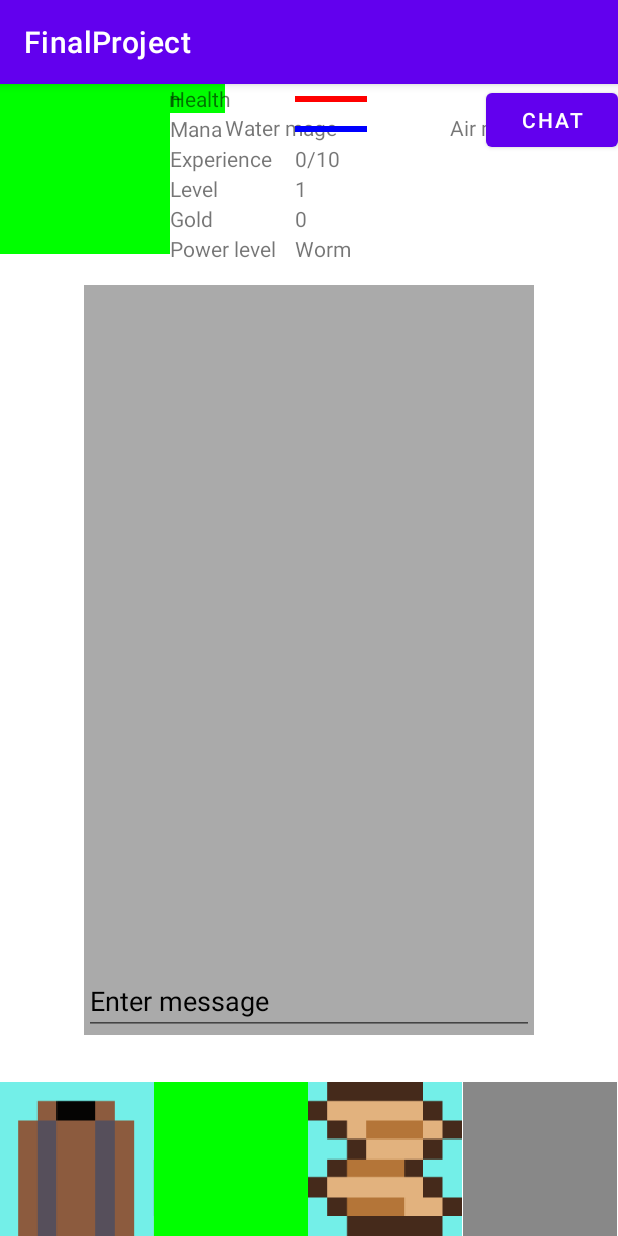
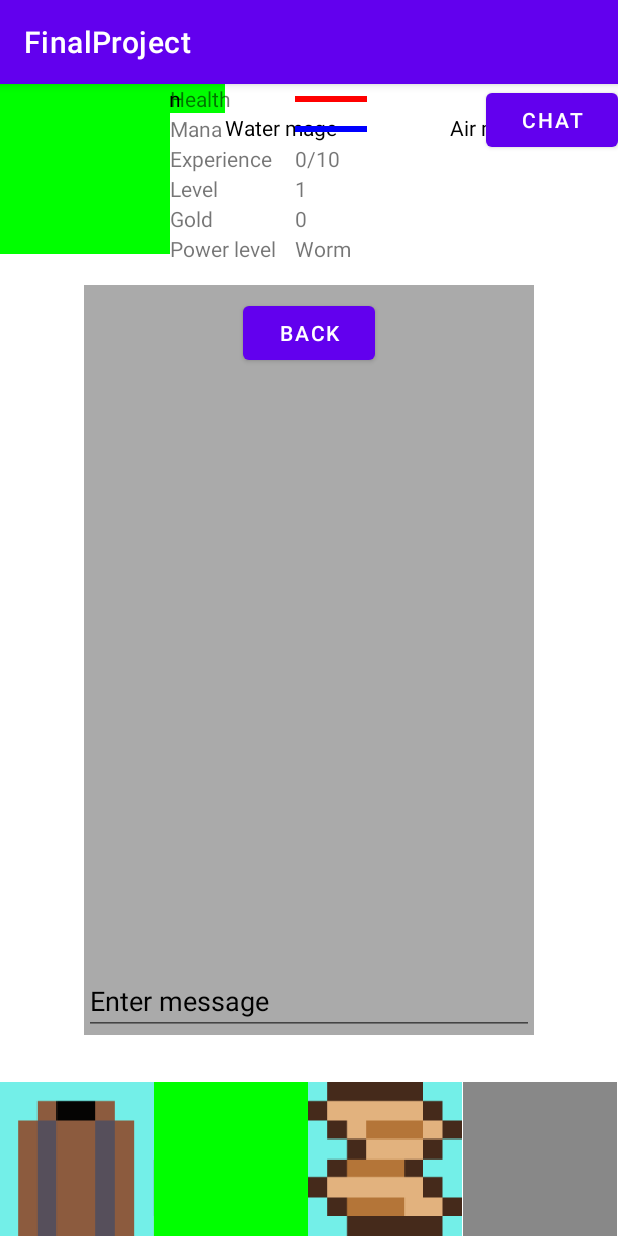
Before and after one commit to Vaneyk1973/FinalProject, an Android app: the fragment ResearchTree placed in its activity, after a tap on "CHAT", on a phone screen of 412 x 824 dp. Run offline under Robolectric (Android 15) with nearby library versions, the phone set to English and light mode, and no system bars; 3 statements that could not run were skipped; 1 other tap on this screen came first.

```diff
--- a/FinalProject/app/src/main/java/com/example/finalproject/Chat.java
+++ b/FinalProject/app/src/main/java/com/example/finalproject/Chat.java
@@ -7,6 +7,8 @@ import android.os.Bundle;
 import androidx.annotation.NonNull;
 import androidx.annotation.Nullable;
 import androidx.fragment.app.Fragment;
+import androidx.fragment.app.FragmentManager;
+import androidx.fragment.app.FragmentTransaction;
 import androidx.recyclerview.widget.LinearLayoutManager;
 import androidx.recyclerview.widget.RecyclerView;
 
@@ -15,6 +17,7 @@ import android.view.KeyEvent;
 import android.view.LayoutInflater;
 import android.view.View;
 import android.view.ViewGroup;
+import android.widget.Button;
 import android.widget.EditText;
 import android.widget.TextView;
 
@@ -37,7 +40,6 @@ import retrofit2.http.POST;
 import retrofit2.http.Query;
 
 public class Chat extends Fragment {
-
     @Override
     public View onCreateView(LayoutInflater inflater, ViewGroup container, Bundle savedInstanceState) {
         return inflater.inflate(R.layout.fragment_chat, container, false);
@@ -50,9 +52,20 @@ public class Chat extends Fragment {
                 baseUrl("https://m5hw.herokuapp.com/").
                 build();
         A a=chat_server.create(A.class);
+        ArrayList<Message> messages=new ArrayList<>();
         RecyclerView chat=getView().findViewById(R.id.chat_list);
-        ArrayList<Message> messages=new ArrayList<>();
         EditText enter_message=getView().findViewById(R.id.message);
+        Button back=getView().findViewById(R.id.back_button_chat);
+        back.setOnClickListener(new View.OnClickListener() {
+            @Override
+            public void onClick(View v) {
+                FragmentManager fm=getParentFragmentManager();
+                FragmentTransaction fr=fm.beginTransaction();
+                fr.add(R.id.map, new Map());
+                fr.remove(fm.findFragmentById(R.id.chat));
+                fr.commit();
+            }
+        });
         View.OnClickListener click=new View.OnClickListener() {
             @Override
             public void onClick(View v) {
@@ -104,9 +117,8 @@ public class Chat extends Fragment {
                 return false;
             }
         });
+
     }
-
-
 
     class Message{
         @Expose
--- a/FinalProject/app/src/main/java/com/example/finalproject/Enchantment.java
+++ /dev/null
@@ -1,8 +0,0 @@
-package com.example.finalproject;
-
-public class Enchantment extends Spell{
-
-    public Enchantment(int form_of_spell, int mana_consumption, int element, int damage) {
-        super(form_of_spell, mana_consumption, element, damage);
-    }
-}
--- a/FinalProject/app/src/main/java/com/example/finalproject/MainActivity.java
+++ b/FinalProject/app/src/main/java/com/example/finalproject/MainActivity.java
@@ -116,8 +116,8 @@ public class MainActivity extends AppCompatActivity {
                 }
             }
         }
+        ArrayList<Research> rqr=new ArrayList<>();
         researches.add(new Research(null, "Basic spell creation", 1, 0, 0, false, true));
-        ArrayList<Research> rqr=new ArrayList<>();
         rqr.add(researches.get(0));
         researches.add(new Research((ArrayList<Research>)rqr.clone(), "Fire mage", 3, 1, 1, false, false));
         researches.add(new Research((ArrayList<Research>)rqr.clone(), "Water mage", 3, 1, 2, false, false));
--- a/FinalProject/app/src/main/res/layout/fragment_chat.xml
+++ b/FinalProject/app/src/main/res/layout/fragment_chat.xml
@@ -12,6 +12,7 @@
         android:id="@+id/chat_list"
         android:layout_width="match_parent"
         android:layout_height="0dp"
+        android:layout_marginTop="64dp"
         app:layout_constraintBottom_toTopOf="@+id/message"
         app:layout_constraintEnd_toEndOf="parent"
         app:layout_constraintHorizontal_bias="0.0"
@@ -30,4 +31,14 @@
         app:layout_constraintEnd_toEndOf="parent"
         app:layout_constraintStart_toStartOf="parent"
         android:textColor="@android:color/black"/>
+
+    <Button
+        android:id="@+id/back_button_chat"
+        android:layout_width="wrap_content"
+        android:layout_height="wrap_content"
+        android:text="Back"
+        app:layout_constraintBottom_toTopOf="@+id/chat_list"
+        app:layout_constraintEnd_toEndOf="parent"
+        app:layout_constraintStart_toStartOf="parent"
+        app:layout_constraintTop_toTopOf="parent" />
 </androidx.constraintlayout.widget.ConstraintLayout>
--- a/FinalProject/app/src/main/res/layout/fragment_research_tree.xml
+++ b/FinalProject/app/src/main/res/layout/fragment_research_tree.xml
@@ -30,7 +30,8 @@
                     android:id="@+id/basic_spell_creation"
                     android:layout_width="150dp"
                     android:layout_height="wrap_content"
-                    android:text="TextView" />
+                    android:text="TextView"
+                    android:textColor="@color/black"/>
 
             </TableRow>
 
@@ -42,25 +43,29 @@
                     android:id="@+id/fire_mage"
                     android:layout_width="150dp"
                     android:layout_height="wrap_content"
-                    android:text="TextView" />
+                    android:text="TextView"
+                    android:textColor="@color/black"/>
 
                 <TextView
                     android:id="@+id/water_mage"
                     android:layout_width="150dp"
                     android:layout_height="wrap_content"
-                    android:text="TextView" />
+                    android:text="TextView"
+                    android:textColor="@color/black"/>
 
                 <TextView
                     android:id="@+id/air_mage"
                     android:layout_width="150dp"
                     android:layout_height="wrap_content"
-                    android:text="TextView" />
+                    android:text="TextView"
+                    android:textColor="@color/black"/>
 
                 <TextView
                     android:id="@+id/earth_mage"
                     android:layout_width="150dp"
                     android:layout_height="wrap_content"
-                    android:text="TextView" />
+                    android:text="TextView"
+                    android:textColor="@color/black"/>
             </TableRow>
 
             <TableRow
```
Also changed, not shown: FinalProject/app/src/main/java/com/example/finalproject/FightFragment.java (+31 -32 lines), 2 other files.
